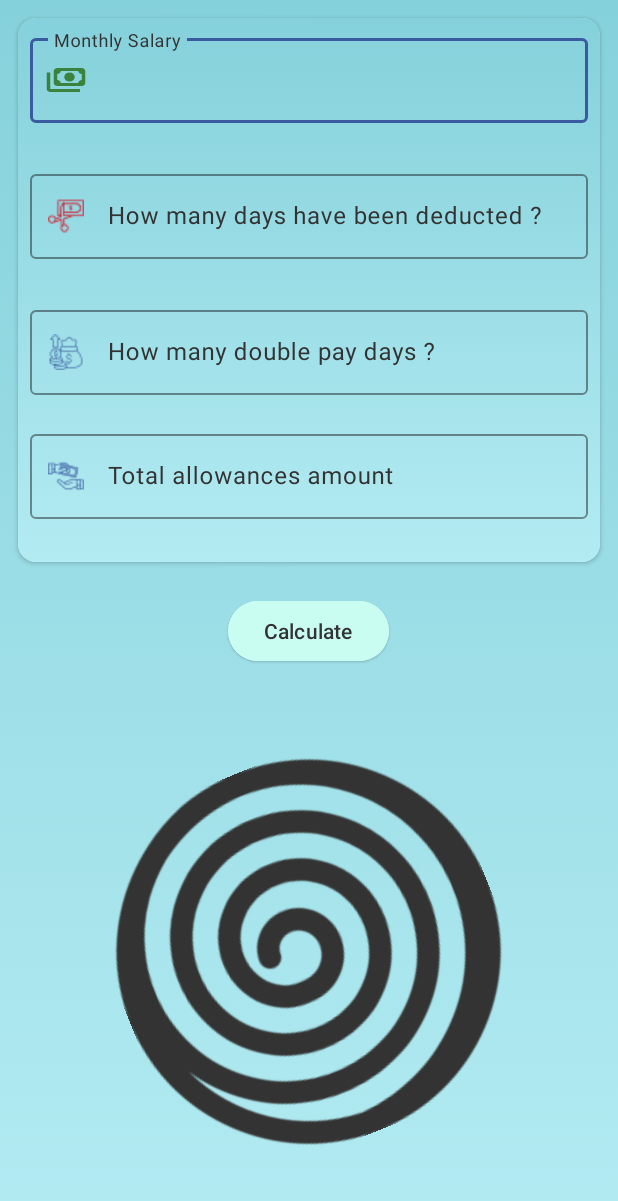
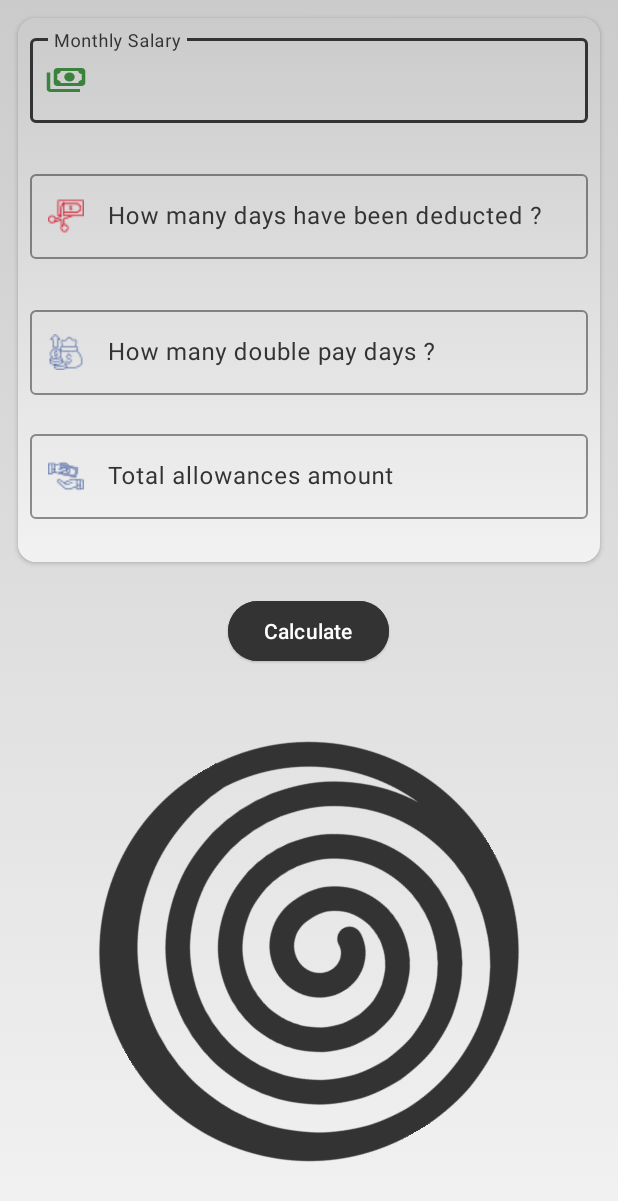
Before and after one commit to SeifElDeenTarek/Salary-Calculator, an Android app: the screen it shows after launch (MainActivity), on a phone screen of 412 x 824 dp. Shown: the top 1201 px of the screen. Run offline under Robolectric (Android 15) with nearby library versions, the phone set to English and light mode, and no system bars.

Commit message:
Color theme Updated

```diff
--- a/app/build.gradle
+++ b/app/build.gradle
@@ -29,7 +29,6 @@ android {
 }
 
 dependencies {
-
     implementation libs.appcompat
     implementation libs.material
     implementation libs.activity
--- a/app/src/main/java/com/example/salarycalculator/MainActivity.java
+++ b/app/src/main/java/com/example/salarycalculator/MainActivity.java
@@ -24,20 +24,14 @@ import com.google.android.material.textfield.TextInputEditText;
 import com.google.android.material.textfield.TextInputLayout;
 
 import java.text.DecimalFormat;
-import java.time.Duration;
 import java.util.Objects;
 
 public class MainActivity extends AppCompatActivity {
     float deductionAmount = 0.0F;
     float doublesAmount = 0.0F;
     float allowancesAmount = 0.0F;
-
-    boolean started = false;
     boolean rotating = false;
-
     ObjectAnimator rotation;
-    float currentRotation;
-
     @Override
     protected void onCreate(Bundle savedInstanceState) {
         super.onCreate(savedInstanceState);
@@ -65,7 +59,7 @@ public class MainActivity extends AppCompatActivity {
 
         // Image animation
         rotation = ObjectAnimator.ofFloat(image, "rotation", 0f, 360f);
-        rotation.setDuration(7777);
+        rotation.setDuration(5555);
         rotation.setRepeatCount(ObjectAnimator.INFINITE);
         rotation.setInterpolator(new LinearInterpolator());
         rotation.start();
--- a/app/src/main/res/drawable/gradient_background.xml
+++ b/app/src/main/res/drawable/gradient_background.xml
@@ -3,8 +3,8 @@
     <item>
         <shape>
             <gradient
-                android:startColor="#B3EBF2"
-                android:endColor="#85D1DB"
+                android:startColor="#F2F2F2"
+                android:endColor="#CBCBCB"
                 android:type="linear"
                 android:angle="90"/>
         </shape>
--- a/app/src/main/res/layout/activity_main.xml
+++ b/app/src/main/res/layout/activity_main.xml
@@ -147,7 +147,7 @@
         android:layout_height="wrap_content"
         android:text="@string/calculate"
         android:backgroundTint="@color/pepper"
-        android:textColor="@color/text_primary"
+        android:textColor="@color/white"
         android:layout_centerHorizontal="true"
         android:layout_marginTop="10dp"
         />
@@ -201,7 +201,7 @@
                     android:layout_height="wrap_content"
                     android:text="@string/back"
                     android:backgroundTint="@color/pepper"
-                    android:textColor="@color/text_primary"
+                    android:textColor="@color/white"
                     android:layout_gravity="end"
                     android:layout_marginTop="10dp"
                     />
@@ -215,9 +215,9 @@
         android:id="@+id/image"
         android:layout_width="match_parent"
         android:layout_height="wrap_content"
-        android:layout_margin="10dp"
+        android:layout_margin="50dp"
         android:layout_alignParentBottom="true"
-        android:scaleType="center"
+        android:scaleType="fitCenter"
         android:src="@drawable/spiral"
         android:contentDescription="@string/spiral" />
 
--- a/app/src/main/res/values/colors.xml
+++ b/app/src/main/res/values/colors.xml
@@ -7,12 +7,12 @@
     <color name="default_color">#5A5660</color>
     <color name="deep_grey">#85D1DB</color>
     ////////////////////////////////////////////
-    <color name="royal_blue">#3A5BA0</color>
+    <color name="royal_blue">#333333</color>
     <color name="ivory">#FAF9F6</color>
     <color name="grey">#B3EBF2</color>
     <color name="text_primary">#333333</color>
     <color name="card_bg">#FFFFFF</color>
     <color name="deep_blue">#254391</color>
-    <color name="pepper">#C9FDF2</color>
+    <color name="pepper">#333333</color>
     <color name="deep_red">#FF1744</color>
 </resources>
--- a/app/src/main/res/values/ic_launcher_background.xml
+++ b/app/src/main/res/values/ic_launcher_background.xml
@@ -1,4 +1,4 @@
 <?xml version="1.0" encoding="utf-8"?>
 <resources>
-    <color name="ic_launcher_background">#85D1D8</color>
+    <color name="ic_launcher_background">#CBCBCB</color>
 </resources>
--- a/settings.gradle
+++ b/settings.gradle
@@ -18,6 +18,5 @@ dependencyResolutionManagement {
         mavenCentral()
     }
 }
-
 rootProject.name = "Salary Calculator"
 include ':app'
```
Also changed, not shown: app/src/main/ic_launcher-playstore.png, app/src/main/res/drawable/spiral.png, app/src/main/res/mipmap-hdpi/ic_launcher.webp, app/src/main/res/mipmap-hdpi/ic_launcher_round.webp, app/src/main/res/mipmap-mdpi/ic_launcher.webp, app/src/main/res/mipmap-mdpi/ic_launcher_round.webp, app/src/main/res/mipmap-xhdpi/ic_launcher.webp, app/src/main/res/mipmap-xhdpi/ic_launcher_round.webp, app/src/main/res/mipmap-xxhdpi/ic_launcher.webp, app/src/main/res/mipmap-xxhdpi/ic_launcher_round.webp, app/src/main/res/mipmap-xxxhdpi/ic_launcher.webp, app/src/main/res/mipmap-xxxhdpi/ic_launcher_round.webp, gradle/wrapper/gradle-wrapper.properties.
